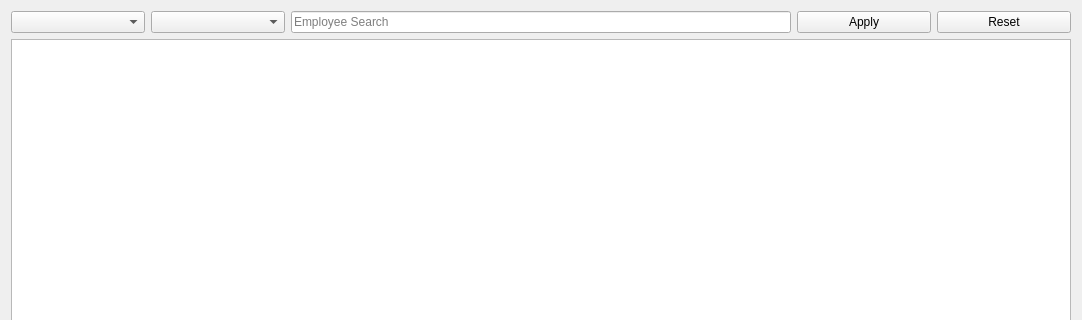
Old version of the form UI/Dialogs/annualized_tax_reconciliation.ui in the repository Justin-Kuchmy/JustPay_App; both pictures show x 0 to 1082 and y 0 to 320 of the 1082 by 513 pixel window.
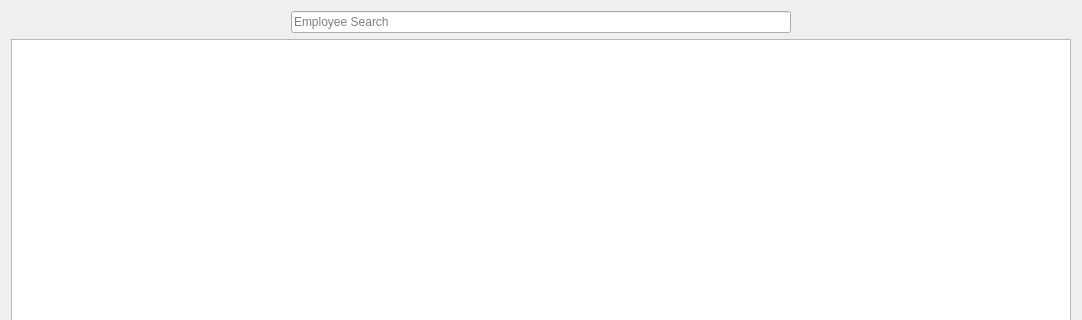
New version of the form.

The edit to the form file:
```diff
--- a/UI/Dialogs/annualized_tax_reconciliation.ui
+++ b/UI/Dialogs/annualized_tax_reconciliation.ui
@@ -27,20 +27,6 @@
     <layout class="QVBoxLayout" name="verticalLayout">
      <item>
       <layout class="QHBoxLayout" name="TopLayout">
-       <item>
-        <widget class="QComboBox" name="yearComboBox">
-         <property name="placeholderText">
-          <string>Year</string>
-         </property>
-        </widget>
-       </item>
-       <item>
-        <widget class="QComboBox" name="departmentFilter">
-         <property name="placeholderText">
-          <string>Department</string>
-         </property>
-        </widget>
-       </item>
        <item>
         <widget class="QLineEdit" name="employeeSearchFilter">
          <property name="maximumSize">
@@ -54,20 +40,6 @@
          </property>
         </widget>
        </item>
-       <item>
-        <widget class="QPushButton" name="applyButton">
-         <property name="text">
-          <string>Apply</string>
-         </property>
-        </widget>
-       </item>
-       <item>
-        <widget class="QPushButton" name="resetButton">
-         <property name="text">
-          <string>Reset</string>
-         </property>
-        </widget>
-       </item>
       </layout>
      </item>
      <item>
```
